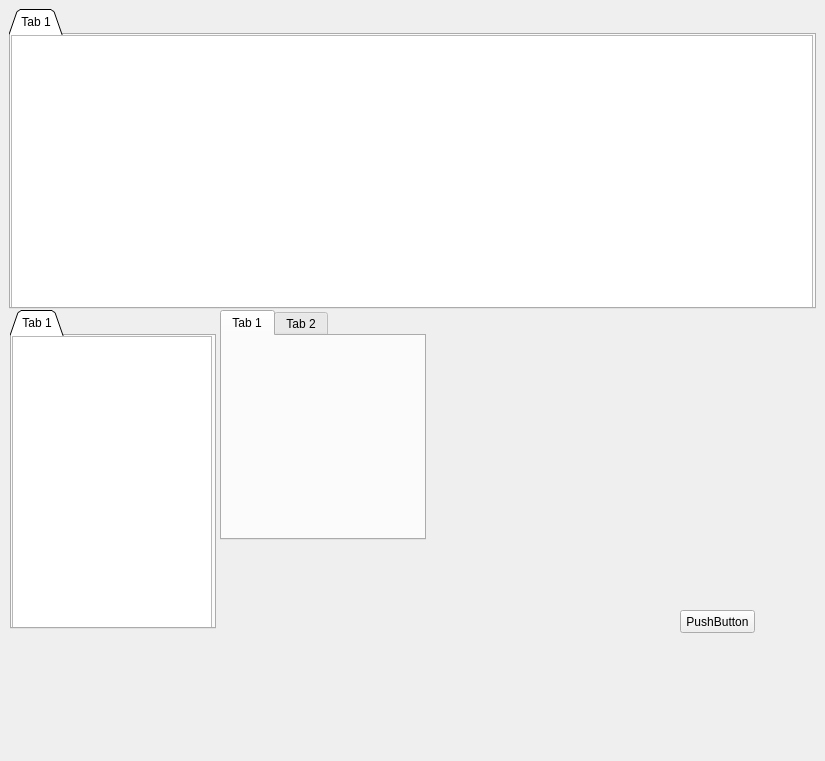
Above: market.ui from chenyou-fdu/OmnipotentYouth before the change. Below: the same form after it.
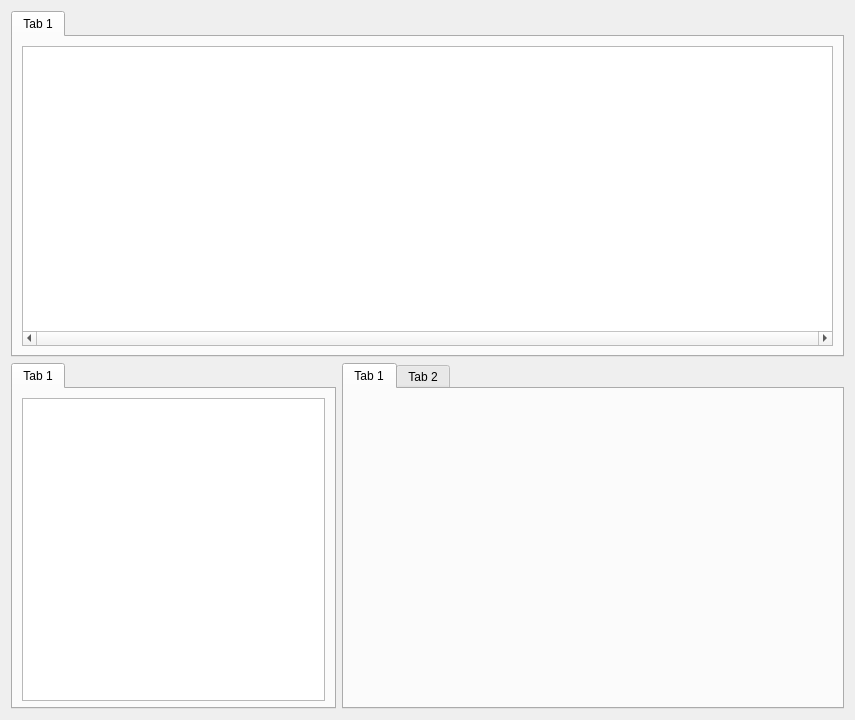
That is the form after the change.

Commit message: Set the Layout of the Widget 	modified:   api/ctraderapi.cpp 	modified:   api/ctraderspi.cpp 	modified:   api/cuserapi.cpp 	modified:   api/cuserspi.cpp 	modified:   insertorder.cpp 	modified:   login_dialog.cpp 	modified:   login_dialog.ui 	modified:   main.cpp 	modified:   mainwindow.cpp 	modified:   mainwindow.h 	modified:   mainwindow.ui 	modified:   market.cpp 	modified:   market.ui 	modified:   public_info.cpp 	modified:   public_info.h 	modified:   restore_data.cpp 	modified:   restore_data.h 	modified:   tab_models/position.cpp

The edit to the form file:
```diff
--- a/market.ui
+++ b/market.ui
@@ -6,27 +6,35 @@
    <rect>
     <x>0</x>
     <y>0</y>
-    <width>825</width>
-    <height>761</height>
+    <width>855</width>
+    <height>720</height>
    </rect>
   </property>
+  <property name="sizePolicy">
+   <sizepolicy hsizetype="Fixed" vsizetype="Fixed">
+    <horstretch>0</horstretch>
+    <verstretch>0</verstretch>
+   </sizepolicy>
+  </property>
+  <property name="minimumSize">
+   <size>
+    <width>855</width>
+    <height>720</height>
+   </size>
+  </property>
   <property name="windowTitle">
    <string>Form</string>
   </property>
+  <layout class="QHBoxLayout" name="horizontalLayout">
+   <item>
+    <layout class="QVBoxLayout" name="verticalLayout">
+     <item>
   <widget class="QTabWidget" name="tabWidget">
-   <property name="geometry">
-    <rect>
-     <x>9</x>
-     <y>9</y>
-     <width>807</width>
-     <height>300</height>
-    </rect>
-   </property>
    <property name="tabPosition">
     <enum>QTabWidget::North</enum>
    </property>
    <property name="tabShape">
-    <enum>QTabWidget::Triangular</enum>
+        <enum>QTabWidget::Rounded</enum>
    </property>
    <property name="currentIndex">
     <number>0</number>
@@ -38,14 +46,20 @@
     <attribute name="title">
      <string>Tab 1</string>
     </attribute>
+        <layout class="QHBoxLayout" name="horizontalLayout_5">
+         <item>
     <widget class="QTableView" name="MktPriceTab">
-     <property name="geometry">
-      <rect>
-       <x>0</x>
-       <y>0</y>
-       <width>802</width>
+           <property name="sizePolicy">
+            <sizepolicy hsizetype="Fixed" vsizetype="Fixed">
+             <horstretch>0</horstretch>
+             <verstretch>0</verstretch>
+            </sizepolicy>
+           </property>
+           <property name="minimumSize">
+            <size>
+             <width>811</width>
        <height>300</height>
-      </rect>
+            </size>
      </property>
      <property name="horizontalScrollBarPolicy">
       <enum>Qt::ScrollBarAlwaysOn</enum>
@@ -53,43 +67,27 @@
      <property name="sizeAdjustPolicy">
       <enum>QAbstractScrollArea::AdjustToContents</enum>
      </property>
-    </widget>
-   </widget>
-  </widget>
-  <widget class="QTabWidget" name="tabWidget_3">
-   <property name="geometry">
-    <rect>
-     <x>220</x>
-     <y>310</y>
-     <width>206</width>
-     <height>230</height>
-    </rect>
-   </property>
-   <property name="currentIndex">
-    <number>0</number>
-   </property>
-   <widget class="QWidget" name="tab_3">
-    <attribute name="title">
-     <string>Tab 1</string>
-    </attribute>
-   </widget>
-   <widget class="QWidget" name="tab_4">
-    <attribute name="title">
-     <string>Tab 2</string>
-    </attribute>
-   </widget>
-  </widget>
+           <property name="autoScroll">
+            <bool>false</bool>
+           </property>
+          </widget>
+         </item>
+        </layout>
+       </widget>
+      </widget>
+     </item>
+     <item>
+      <layout class="QHBoxLayout" name="horizontalLayout_4">
+       <item>
   <widget class="QTabWidget" name="tabWidget_2">
-   <property name="geometry">
-    <rect>
-     <x>10</x>
-     <y>310</y>
-     <width>206</width>
-     <height>319</height>
-    </rect>
+         <property name="sizePolicy">
+          <sizepolicy hsizetype="Fixed" vsizetype="Fixed">
+           <horstretch>0</horstretch>
+           <verstretch>0</verstretch>
+          </sizepolicy>
    </property>
    <property name="tabShape">
-    <enum>QTabWidget::Triangular</enum>
+          <enum>QTabWidget::Rounded</enum>
    </property>
    <property name="currentIndex">
     <number>0</number>
@@ -98,14 +96,31 @@
     <attribute name="title">
      <string>Tab 1</string>
     </attribute>
+          <layout class="QHBoxLayout" name="horizontalLayout_3">
+           <item>
     <widget class="QTableView" name="tableView">
-     <property name="geometry">
-      <rect>
-       <x>0</x>
-       <y>0</y>
-       <width>200</width>
-       <height>300</height>
-      </rect>
+             <property name="sizePolicy">
+              <sizepolicy hsizetype="Fixed" vsizetype="Fixed">
+               <horstretch>0</horstretch>
+               <verstretch>0</verstretch>
+              </sizepolicy>
+             </property>
+             <property name="minimumSize">
+              <size>
+               <width>303</width>
+               <height>303</height>
+              </size>
+             </property>
+             <property name="maximumSize">
+              <size>
+               <width>303</width>
+               <height>303</height>
+              </size>
+             </property>
+             <property name="font">
+              <font>
+               <pointsize>15</pointsize>
+              </font>
      </property>
      <property name="verticalScrollBarPolicy">
       <enum>Qt::ScrollBarAlwaysOff</enum>
@@ -126,27 +141,45 @@
       <bool>false</bool>
      </attribute>
      <attribute name="horizontalHeaderDefaultSectionSize">
-      <number>50</number>
+              <number>100</number>
      </attribute>
      <attribute name="verticalHeaderVisible">
       <bool>false</bool>
      </attribute>
     </widget>
-   </widget>
-  </widget>
-  <widget class="QPushButton" name="pushButton">
-   <property name="geometry">
-    <rect>
-     <x>680</x>
-     <y>610</y>
-     <width>75</width>
-     <height>23</height>
-    </rect>
-   </property>
-   <property name="text">
-    <string>PushButton</string>
-   </property>
-  </widget>
+           </item>
+          </layout>
+         </widget>
+        </widget>
+       </item>
+       <item>
+        <widget class="QTabWidget" name="tabWidget_3">
+         <property name="currentIndex">
+          <number>0</number>
+         </property>
+         <widget class="QWidget" name="tab_3">
+          <attribute name="title">
+           <string>Tab 1</string>
+          </attribute>
+         </widget>
+         <widget class="QWidget" name="tab_4">
+          <attribute name="title">
+           <string>Tab 2</string>
+          </attribute>
+         </widget>
+        </widget>
+       </item>
+      </layout>
+     </item>
+    </layout>
+   </item>
+  </layout>
+  <zorder>tabWidget</zorder>
+  <zorder>tabWidget_3</zorder>
+  <zorder>tabWidget_2</zorder>
+  <zorder>tabWidget_3</zorder>
+  <zorder>tabWidget_2</zorder>
+  <zorder>tabWidget_2</zorder>
  </widget>
  <resources/>
  <connections/>
```
Lines whose indentation alone changed are shown as unchanged. The commit also changes 29 other files.
